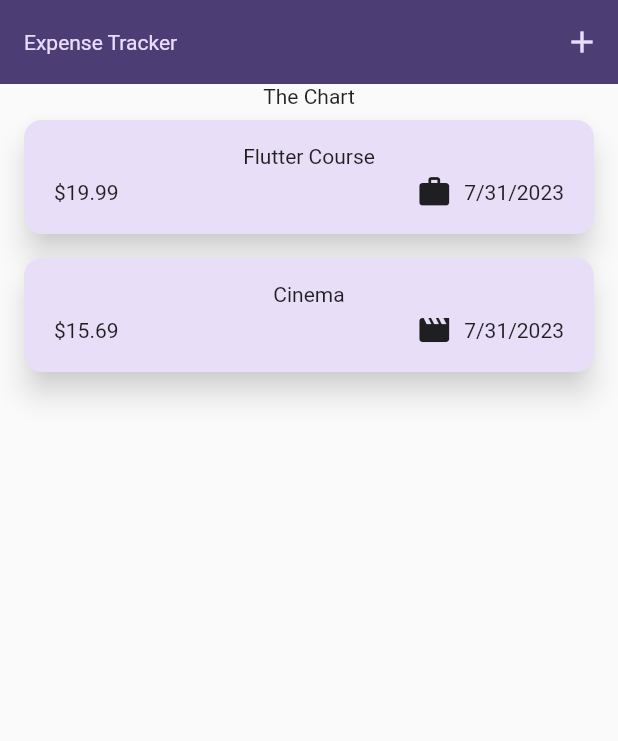
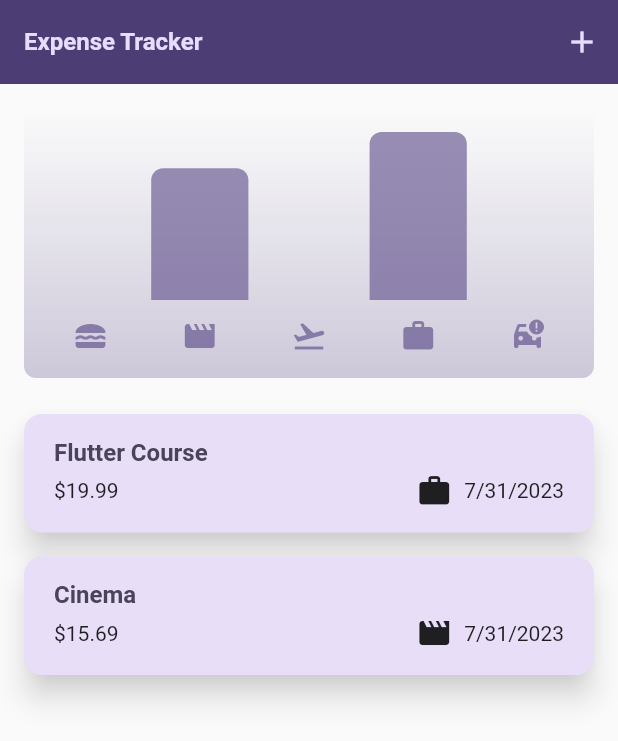
Before and after one commit to MoosaZK/expense_tracker_app, a Flutter app: the screen it shows after launch, on a phone screen of 412 x 824 dp. Shown: the top 741 px of the screen. Run offline on Flutter 3.47's test engine with Material 2 defaults, Android fonts, the phone set to English and light mode, and no system bars.

Commit message:
Completed Expense Tracking App

```diff
--- a/lib/main.dart
+++ b/lib/main.dart
@@ -4,8 +4,28 @@ import 'package:expense_tracker/widgets/expenses.dart';
 var kColorScheme =
     ColorScheme.fromSeed(seedColor: const Color.fromARGB(255, 96, 59, 181));
 
+var kDarkColorScheme = ColorScheme.fromSeed(
+  brightness: Brightness.dark,
+  seedColor: const Color.fromARGB(255, 5, 99, 125),
+);
+
 void main() {
   runApp(MaterialApp(
+    darkTheme: ThemeData.dark().copyWith(
+      useMaterial3: true,
+      colorScheme: kDarkColorScheme,
+      cardTheme: const CardTheme().copyWith(
+        elevation: 8,
+        color: kDarkColorScheme.secondaryContainer,
+        margin: const EdgeInsets.symmetric(horizontal: 16, vertical: 8),
+        shadowColor: Colors.grey.withOpacity(0.5),
+      ),
+      elevatedButtonTheme: ElevatedButtonThemeData(
+        style: ElevatedButton.styleFrom(
+          backgroundColor: kDarkColorScheme.primaryContainer,
+        ),
+      ),
+    ),
     theme: ThemeData().copyWith(
         useMaterial3: true,
         colorScheme: kColorScheme,
@@ -26,9 +46,9 @@ void main() {
         ),
         textTheme: ThemeData().textTheme.copyWith(
               titleLarge: TextStyle(
-                fontWeight: FontWeight.normal,
+                fontWeight: FontWeight.bold,
                 color: kColorScheme.onSecondaryContainer,
-                fontSize: 14,
+                fontSize: 16,
               ),
             )),
     home: const Expenses(),
--- a/lib/models/expense.dart
+++ b/lib/models/expense.dart
@@ -33,3 +33,23 @@ class Expense {
     return formatter.format(date);
   }
 }
+
+class ExpenseBucket {
+  const ExpenseBucket({required this.category, required this.expenses});
+  ExpenseBucket.forCategory(List<Expense> allExpenses, this.category)
+      : expenses = allExpenses
+            .where((expense) => expense.category == category)
+            .toList();
+  final Category category;
+  final List<Expense> expenses;
+
+  double get totalExpenses {
+    double sum = 0;
+
+    for (final expense in expenses) {
+      sum += expense.amount;
+    }
+
+    return sum;
+  }
+}
--- /dev/null
+++ b/lib/widgets/chart/chart.dart
@@ -0,0 +1,96 @@
+import 'package:flutter/material.dart';
+
+import 'package:expense_tracker/widgets/chart/chart_bar.dart';
+import 'package:expense_tracker/models/expense.dart';
+
+class Chart extends StatelessWidget {
+  const Chart({super.key, required this.expenses});
+
+  final List<Expense> expenses;
+
+  List<ExpenseBucket> get buckets {
+    return [
+      ExpenseBucket.forCategory(expenses, Category.food),
+      ExpenseBucket.forCategory(expenses, Category.leisure),
+      ExpenseBucket.forCategory(expenses, Category.travel),
+      ExpenseBucket.forCategory(expenses, Category.work),
+      ExpenseBucket.forCategory(expenses, Category.car),
+    ];
+  }
+
+  double get maxTotalExpense {
+    double maxTotalExpense = 0;
+
+    for (final bucket in buckets) {
+      if (bucket.totalExpenses > maxTotalExpense) {
+        maxTotalExpense = bucket.totalExpenses;
+      }
+    }
+
+    return maxTotalExpense;
+  }
+
+  @override
+  Widget build(BuildContext context) {
+    final isDarkMode =
+        MediaQuery.of(context).platformBrightness == Brightness.dark;
+    return Container(
+      margin: const EdgeInsets.all(16),
+      padding: const EdgeInsets.symmetric(
+        vertical: 16,
+        horizontal: 8,
+      ),
+      width: double.infinity,
+      height: 180,
+      decoration: BoxDecoration(
+        borderRadius: BorderRadius.circular(8),
+        gradient: LinearGradient(
+          colors: [
+            Theme.of(context).colorScheme.primary.withOpacity(0.3),
+            Theme.of(context).colorScheme.primary.withOpacity(0.0)
+          ],
+          begin: Alignment.bottomCenter,
+          end: Alignment.topCenter,
+        ),
+      ),
+      child: Column(
+        children: [
+          Expanded(
+            child: Row(
+              crossAxisAlignment: CrossAxisAlignment.end,
+              children: [
+                for (final bucket in buckets) // alternative to map()
+                  ChartBar(
+                    fill: bucket.totalExpenses == 0
+                        ? 0
+                        : bucket.totalExpenses / maxTotalExpense,
+                  )
+              ],
+            ),
+          ),
+          const SizedBox(height: 12),
+          Row(
+            children: buckets
+                .map(
+                  (bucket) => Expanded(
+                    child: Padding(
+                      padding: const EdgeInsets.symmetric(horizontal: 4),
+                      child: Icon(
+                        categoryIcons[bucket.category],
+                        color: isDarkMode
+                            ? Theme.of(context).colorScheme.secondary
+                            : Theme.of(context)
+                                .colorScheme
+                                .primary
+                                .withOpacity(0.7),
+                      ),
+                    ),
+                  ),
+                )
+                .toList(),
+          )
+        ],
+      ),
+    );
+  }
+}
--- /dev/null
+++ b/lib/widgets/chart/chart_bar.dart
@@ -0,0 +1,34 @@
+import 'package:flutter/material.dart';
+
+class ChartBar extends StatelessWidget {
+  const ChartBar({
+    super.key,
+    required this.fill,
+  });
+
+  final double fill;
+
+  @override
+  Widget build(BuildContext context) {
+    final isDarkMode =
+        MediaQuery.of(context).platformBrightness == Brightness.dark;
+    return Expanded(
+      child: Padding(
+        padding: const EdgeInsets.symmetric(horizontal: 4),
+        child: FractionallySizedBox(
+          heightFactor: fill,
+          child: DecoratedBox(
+            decoration: BoxDecoration(
+              shape: BoxShape.rectangle,
+              borderRadius:
+                  const BorderRadius.vertical(top: Radius.circular(8)),
+              color: isDarkMode
+                  ? Theme.of(context).colorScheme.secondary
+                  : Theme.of(context).colorScheme.primary.withOpacity(0.65),
+            ),
+          ),
+        ),
+      ),
+    );
+  }
+}
--- a/lib/widgets/expenses.dart
+++ b/lib/widgets/expenses.dart
@@ -1,3 +1,4 @@
+import 'package:expense_tracker/widgets/chart/chart.dart';
 import 'package:expense_tracker/widgets/expenses_list/expenses_list.dart';
 import 'package:expense_tracker/widgets/new_expense.dart';
 import 'package:flutter/material.dart';
@@ -86,7 +87,7 @@ class _ExpensesState extends State<Expenses> {
       ),
       body: Column(
         children: [
-          const Text('The Chart'),
+          Chart(expenses: _registeredExpenses),
           Expanded(
             child: mainContent,
           ),
--- a/lib/widgets/expenses_list/expense_item.dart
+++ b/lib/widgets/expenses_list/expense_item.dart
@@ -10,8 +10,12 @@ class ExpenseItem extends StatelessWidget {
       child: Padding(
         padding: const EdgeInsets.symmetric(vertical: 16, horizontal: 20),
         child: Column(
+          crossAxisAlignment: CrossAxisAlignment.start,
           children: [
-            Text(expense.title),
+            Text(
+              expense.title,
+              style: Theme.of(context).textTheme.titleLarge,
+            ),
             const SizedBox(
               height: 4,
             ),
--- a/lib/widgets/expenses_list/expenses_list.dart
+++ b/lib/widgets/expenses_list/expenses_list.dart
@@ -14,6 +14,11 @@ class ExpensesList extends StatelessWidget {
         itemCount: expenses.length,
         itemBuilder: (ctx, index) => Dismissible(
             key: ValueKey(expenses[index]),
+            background: Container(
+              color: Theme.of(context).colorScheme.error.withOpacity(0.75),
+              margin: EdgeInsets.symmetric(
+                  horizontal: Theme.of(context).cardTheme.margin!.horizontal),
+            ),
             onDismissed: (direction) {
               onRemoveExpense(expenses[index]);
             },
```
